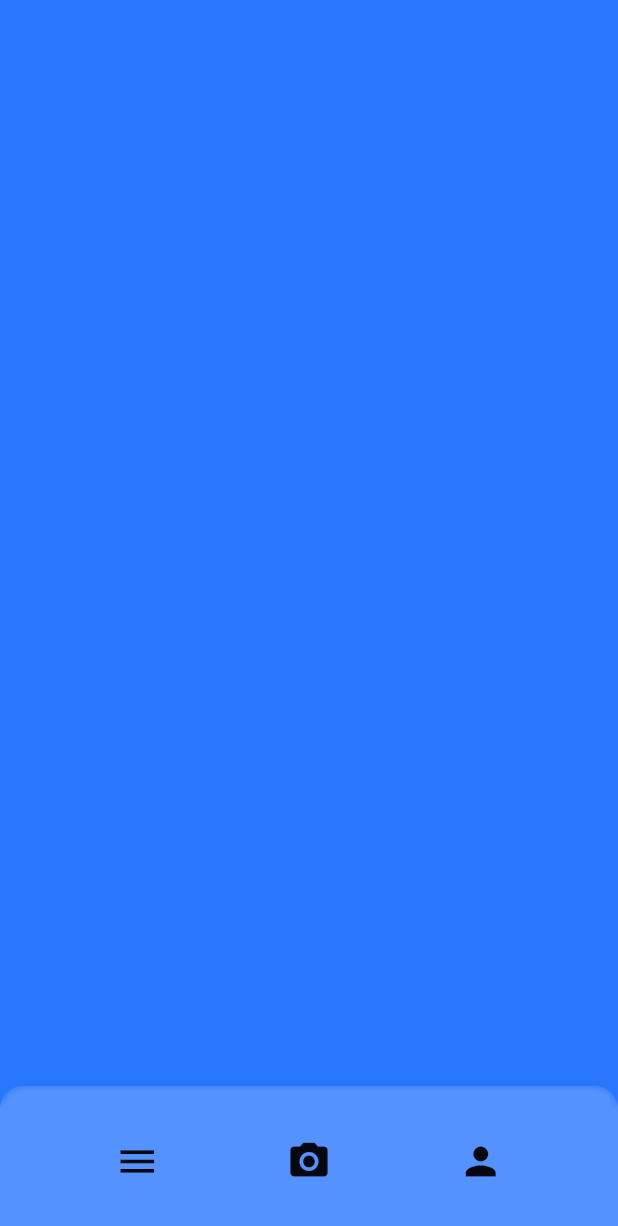
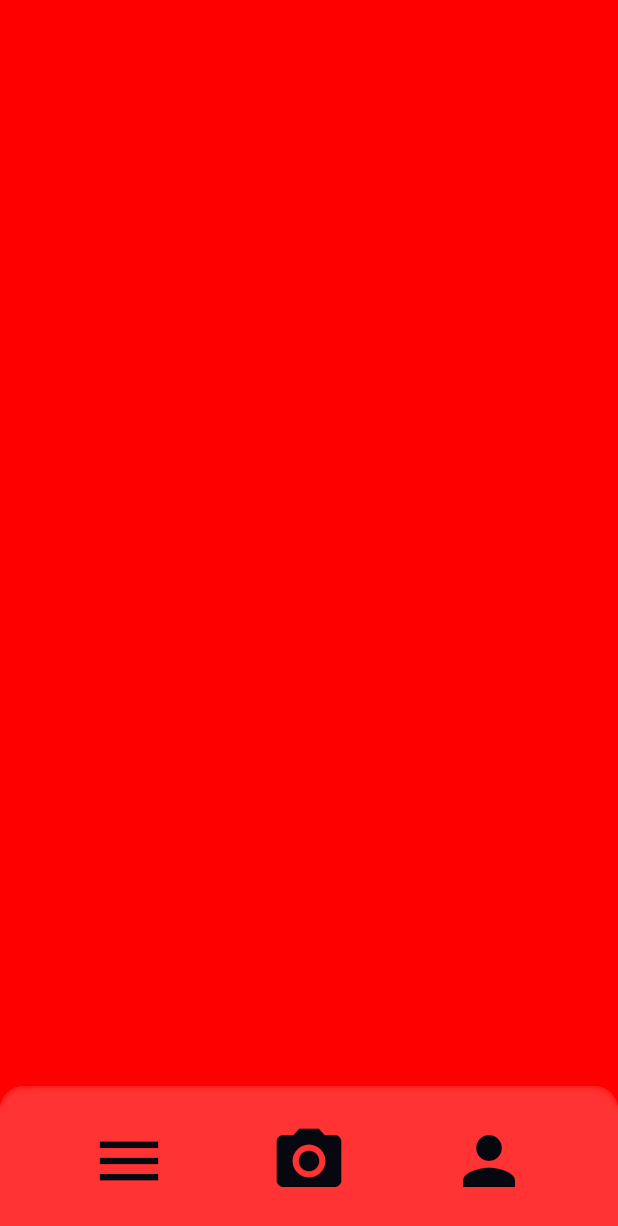
Before and after one commit to kirilft/Weinkeller, a Flutter app: the screen it shows after launch, on a phone screen of 412 x 824 dp. Shown: the top 1226 px of the screen. Run offline on Flutter 3.47's test engine with Material 3 defaults, Android fonts, the phone set to English and light mode, and no system bars.

Commit message:
menu button

```diff
--- a/weinkeller/lib/home.dart
+++ b/weinkeller/lib/home.dart
@@ -10,7 +10,7 @@ class MyHomePage extends StatelessWidget {
       body: Stack(
         children: [
           Container(
-            color: const Color(0xFF2977FF), // Blue background
+            color: const Color(0xFFFF0000), // Blue background
           ),
           const Align(
             alignment: Alignment.bottomCenter,
--- a/weinkeller/lib/main.dart
+++ b/weinkeller/lib/main.dart
@@ -1,4 +1,6 @@
 import 'package:flutter/material.dart';
+import 'package:weinkeller/pages/account.dart';
+import 'package:weinkeller/pages/menu.dart';
 import 'home.dart';
 
 void main() {
@@ -12,6 +14,11 @@ class MyApp extends StatelessWidget {
   Widget build(BuildContext context) {
     return MaterialApp(
       title: "Weinkeller",
+      initialRoute: '/',
+      routes: {
+        '/menu': (context) => const MenuPage(),
+        '/account': (context) => const AccountPage(),
+      },
       theme: ThemeData(
         primarySwatch: Colors.blue,
       ),
--- a/weinkeller/lib/pages/menu.dart
+++ b/weinkeller/lib/pages/menu.dart
@@ -14,4 +14,4 @@ class MenuPage extends StatelessWidget {
       ),
     );
   }
-}flutter
+}
--- a/weinkeller/lib/widgets/frosted_box.dart
+++ b/weinkeller/lib/widgets/frosted_box.dart
@@ -24,20 +24,33 @@ class FrostedBox extends StatelessWidget {
           child: Container(
             alignment: Alignment.center,
             height: 100.0,
-            child: const Row(
+            child: Row(
               mainAxisAlignment: MainAxisAlignment.spaceEvenly,
               children: [
-                Padding(
+                // Menu Icon
+                GestureDetector(
+                  onTap: () {
+                    Navigator.pushNamed(context, '/menu'); // Route to Menu Page
+                  },
+                  child: const Padding(
+                    padding: EdgeInsets.all(8.0),
+                    child: Icon(Icons.menu, color: Color(0xFF07070F), size: 52.0),
+                  ),
+                ),
+                // Camera Icon (placeholder or inactive)
+                const Padding(
                   padding: EdgeInsets.all(8.0),
-                  child: Icon(Icons.menu, color: Color(0xFF07070F), size: 30.0),
+                  child: Icon(Icons.camera_alt, color: Color(0xFF07070F), size: 52.0),
                 ),
-                Padding(
-                  padding: EdgeInsets.all(8.0),
-                  child: Icon(Icons.camera_alt, color: Color(0xFF07070F), size: 30.0),
-                ),
-                Padding(
-                  padding: EdgeInsets.all(8.0),
-                  child: Icon(Icons.person, color: Color(0xFF07070F), size: 30.0),
+                // Account Icon
+                GestureDetector(
+                  onTap: () {
+                    Navigator.pushNamed(context, '/account'); // Route to Account Page
+                  },
+                  child: const Padding(
+                    padding: EdgeInsets.all(8.0),
+                    child: Icon(Icons.person, color: Color(0xFF07070F), size: 52.0),
+                  ),
                 ),
               ],
             ),
```
